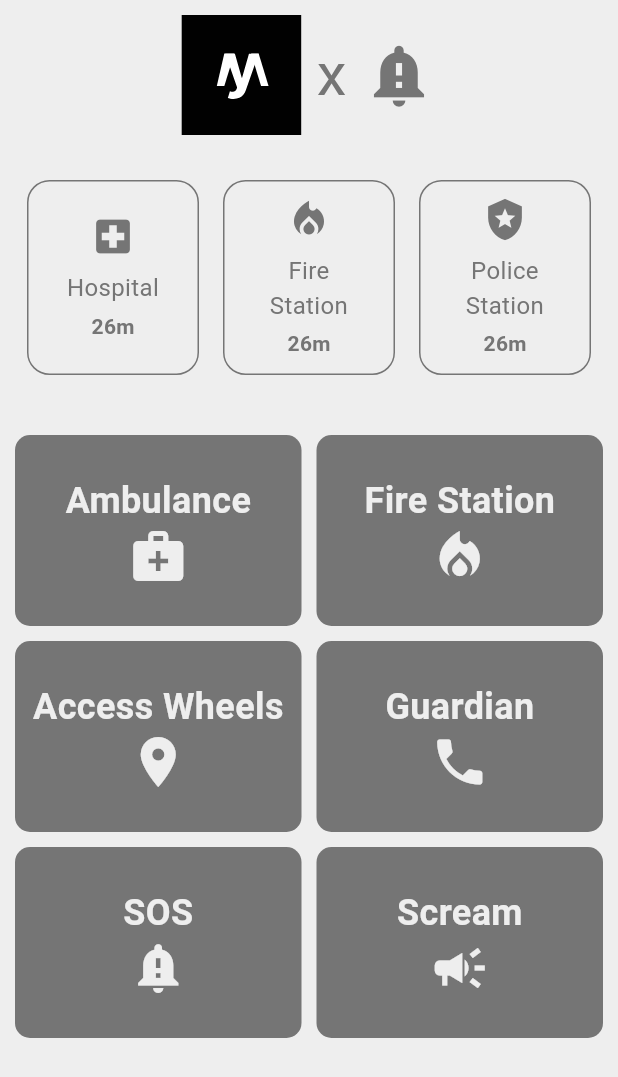
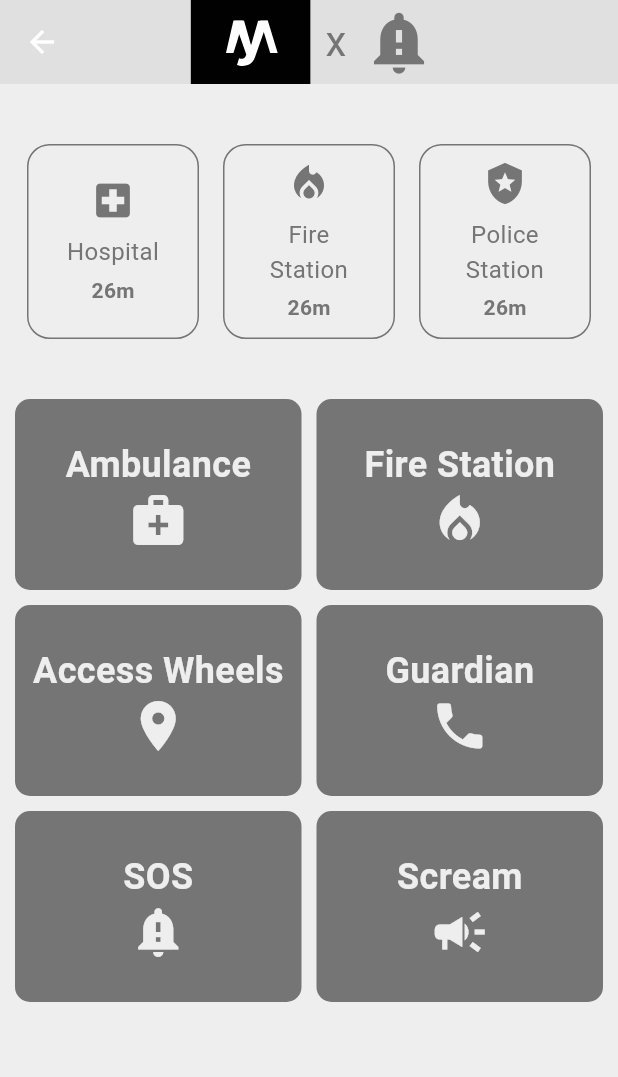
Before and after one commit to Jagjit0306/Myriad, a Flutter app: the SosPage screen opened by its route, on a phone screen of 412 x 824 dp. Shown: the top 1077 px of the screen. Run offline on Flutter 3.47's test engine with Material 3 defaults, Android fonts, the phone set to English and light mode, and no system bars; our stand-ins replace cloud_firestore, dash_chat_2, firebase_auth, firebase_core, flutter_gemini, flutter_svg and 2 more; accounts and stored records are empty; generated files the repository leaves out were written again.

Commit message:
design complete

```diff
--- a/myriad/lib/pages/sos_page.dart
+++ b/myriad/lib/pages/sos_page.dart
@@ -9,16 +9,11 @@ class SosPage extends StatelessWidget {
   Widget build(BuildContext context) {
     return Scaffold(
       backgroundColor: Theme.of(context).colorScheme.primary,
-      body: SafeArea(
-        child: SingleChildScrollView(
-          child: Padding(
-            padding: const EdgeInsets.all(10.0),
-            child: Column(
-              crossAxisAlignment: CrossAxisAlignment.stretch,
-              children: [
-                Row(
+      appBar: AppBar(
+        title: Row(
           mainAxisAlignment: MainAxisAlignment.center,
           children: [
+            const SizedBox(width: 20),
             SvgPicture.asset(
               'assets/logo.svg',
               height: 80,
@@ -28,7 +23,7 @@ class SosPage extends StatelessWidget {
               "x",
               style: TextStyle(
                 color: Theme.of(context).colorScheme.inversePrimary,
-                        fontSize: 40,
+                fontSize: 28,
               ),
             ),
             const SizedBox(width: 10),
@@ -37,9 +32,23 @@ class SosPage extends StatelessWidget {
               color: Theme.of(context).colorScheme.inversePrimary,
               size: 50,
             ),
+            const SizedBox(width: 70),
           ],
         ),
-
+        leading: IconButton(
+          icon: const Icon(Icons.arrow_back, color: Colors.white),
+          onPressed: () {
+            Navigator.of(context).pop();
+          },
+        ),
+      ),
+      body: SafeArea(
+        child: SingleChildScrollView(
+          child: Padding(
+            padding: const EdgeInsets.all(10.0),
+            child: Column(
+              crossAxisAlignment: CrossAxisAlignment.stretch,
+              children: [
                 const SizedBox(height: 30),
 
                 // Emergency services distance indicators
```
Lines whose indentation alone changed are shown as unchanged.
